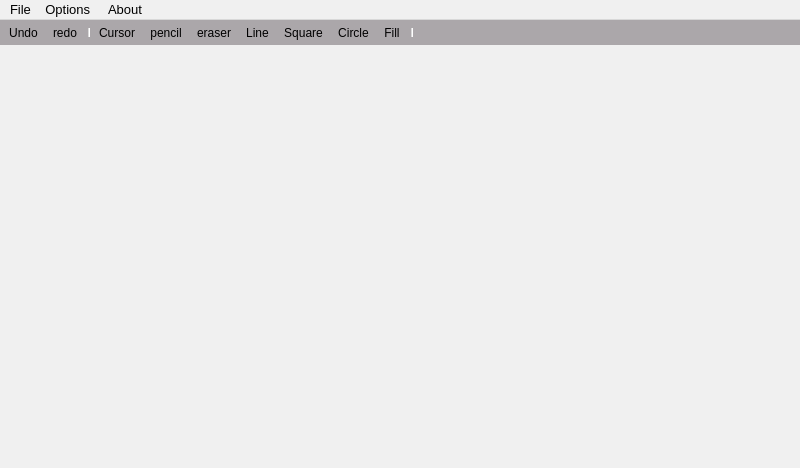
Before: the Qt Designer form mainwindow.ui in Moisis/Decolor, drawn with Qt 5.
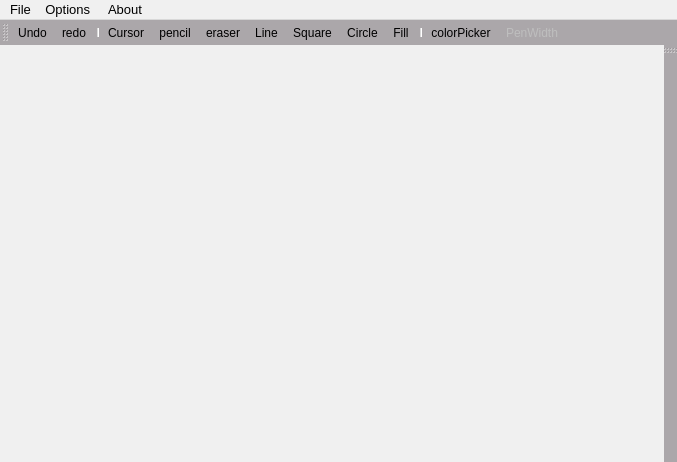
After: the same form once the commit is applied. Icons and pictures are not drawn.

Diff of the .ui file:
```diff
--- a/mainwindow.ui
+++ b/mainwindow.ui
@@ -6,8 +6,8 @@
    <rect>
     <x>0</x>
     <y>0</y>
-    <width>800</width>
-    <height>468</height>
+    <width>677</width>
+    <height>462</height>
    </rect>
   </property>
   <property name="sizePolicy">
@@ -79,7 +79,7 @@
     <rect>
      <x>0</x>
      <y>0</y>
-     <width>800</width>
+     <width>677</width>
      <height>20</height>
     </rect>
    </property>
@@ -147,7 +147,7 @@
 }</string>
    </property>
    <property name="movable">
-    <bool>false</bool>
+    <bool>true</bool>
    </property>
    <property name="allowedAreas">
     <set>Qt::AllToolBarAreas</set>
@@ -157,8 +157,8 @@
    </property>
    <property name="iconSize">
     <size>
-     <width>35</width>
-     <height>35</height>
+     <width>40</width>
+     <height>40</height>
     </size>
    </property>
    <property name="floatable">
@@ -181,6 +181,28 @@
    <addaction name="actionCircle"/>
    <addaction name="actionFill"/>
    <addaction name="separator"/>
+   <addaction name="actioncolorPicker"/>
+   <addaction name="actionPenWidth"/>
+  </widget>
+  <widget class="QToolBar" name="toolBar2">
+   <property name="windowTitle">
+    <string>toolBar2</string>
+   </property>
+   <property name="styleSheet">
+    <string notr="true">QToolBar {
+     border-style: solid;
+     border-style: outset;
+     color: #EAEAEA;
+     background: #aba7aa; 
+     font-size: 9pt;
+}</string>
+   </property>
+   <attribute name="toolBarArea">
+    <enum>RightToolBarArea</enum>
+   </attribute>
+   <attribute name="toolBarBreak">
+    <bool>false</bool>
+   </attribute>
   </widget>
   <action name="actionCursor">
    <property name="checkable">
@@ -359,6 +381,29 @@
     <string>eraser</string>
    </property>
   </action>
+  <action name="actioncolorPicker">
+   <property name="checkable">
+    <bool>true</bool>
+   </property>
+   <property name="icon">
+    <iconset resource="resource.qrc">
+     <normaloff>:/img/chromatic.png</normaloff>:/img/chromatic.png</iconset>
+   </property>
+   <property name="text">
+    <string>colorPicker</string>
+   </property>
+   <property name="toolTip">
+    <string>Color Picker</string>
+   </property>
+  </action>
+  <action name="actionPenWidth">
+   <property name="enabled">
+    <bool>false</bool>
+   </property>
+   <property name="text">
+    <string>PenWidth</string>
+   </property>
+  </action>
  </widget>
  <resources>
   <include location="resource.qrc"/>
```
